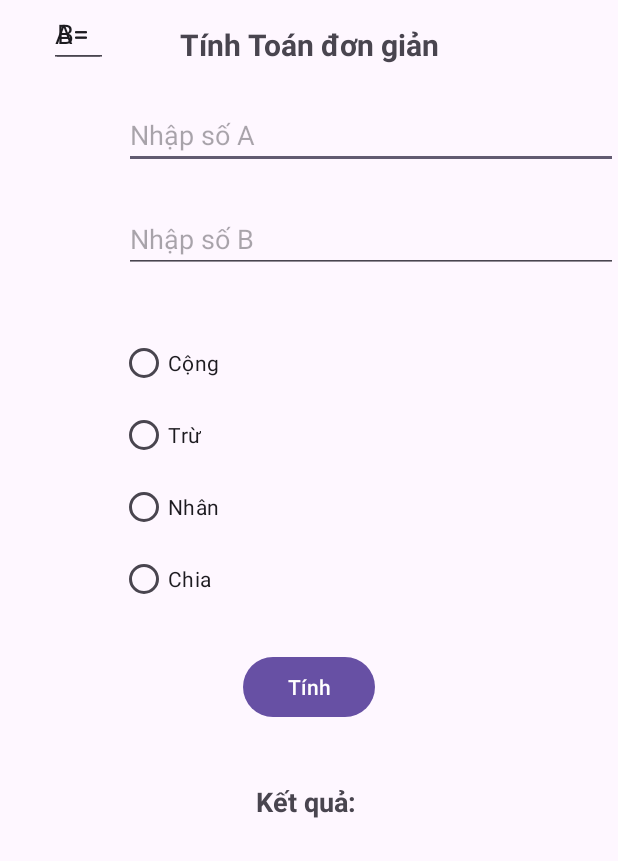
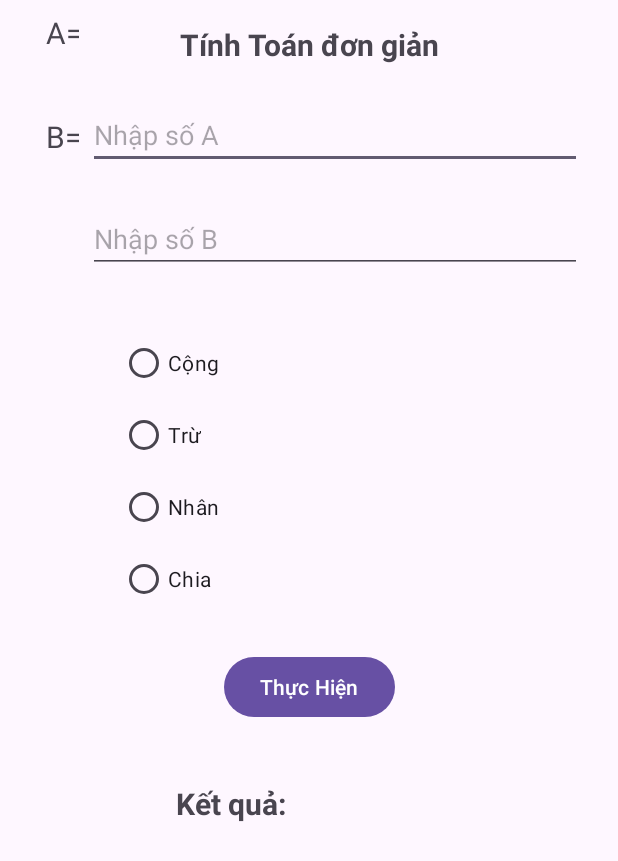
Before and after one commit to QuHung-0/64133129-MobileAppDev, an Android app: the screen it shows after launch (MainActivity), on a phone screen of 412 x 824 dp. Shown: the top 861 px of the screen. Run offline under Robolectric (Android 15) with nearby library versions, the phone set to English and light mode, and no system bars.

Commit message:
Full Code

```diff
--- a/Bai1_BasicGUI_SimpleMath/app/src/main/res/layout/activity_main.xml
+++ b/Bai1_BasicGUI_SimpleMath/app/src/main/res/layout/activity_main.xml
@@ -5,8 +5,39 @@
 	android:layout_width="match_parent"
 	android:layout_height="match_parent">
 
+	<TextView
+		android:id="@+id/editTextText"
+		android:layout_width="38dp"
+		android:layout_height="45dp"
+		android:layout_marginStart="24dp"
+		android:ems="10"
+		android:inputType="text"
+		android:padding="8dp"
+		android:text="A="
+		android:textSize="20sp"
+		app:layout_constraintEnd_toStartOf="@+id/inputA"
+		app:layout_constraintHorizontal_bias="0.419"
+		app:layout_constraintStart_toStartOf="parent"
+		tools:layout_editor_absoluteY="67dp" />
 
 	<TextView
+		android:id="@+id/editTextText2"
+		android:layout_width="38dp"
+		android:layout_height="45dp"
+		android:layout_marginStart="24dp"
+		android:layout_marginTop="24dp"
+		android:ems="10"
+		android:inputType="text"
+		android:padding="8dp"
+		android:text="B="
+		android:textSize="20sp"
+		app:layout_constraintEnd_toStartOf="@+id/inputB"
+		app:layout_constraintHorizontal_bias="0.4"
+		app:layout_constraintStart_toStartOf="parent"
+		app:layout_constraintTop_toBottomOf="@+id/editTextText" />
+
+	<TextView
+
 		android:id="@+id/textView"
 		android:layout_width="wrap_content"
 		android:layout_height="wrap_content"
@@ -23,6 +54,7 @@
 		android:layout_width="0dp"
 		android:layout_height="wrap_content"
 		android:layout_marginTop="24dp"
+		android:layout_marginEnd="24dp"
 		android:hint="Nhập số A"
 		android:inputType="numberDecimal"
 		app:layout_constraintEnd_toEndOf="parent"
@@ -34,6 +66,7 @@
 		android:layout_width="0dp"
 		android:layout_height="wrap_content"
 		android:layout_marginTop="24dp"
+		android:layout_marginEnd="24dp"
 		android:hint="Nhập số B"
 		android:inputType="numberDecimal"
 		app:layout_constraintEnd_toEndOf="parent"
@@ -80,7 +113,7 @@
 		android:layout_width="wrap_content"
 		android:layout_height="wrap_content"
 		android:layout_marginTop="24dp"
-		android:text="Tính"
+		android:text="Thực Hiện"
 		app:layout_constraintEnd_toEndOf="parent"
 		app:layout_constraintHorizontal_bias="0.501"
 		app:layout_constraintStart_toStartOf="parent"
@@ -91,36 +124,14 @@
 		android:layout_width="wrap_content"
 		android:layout_height="wrap_content"
 		android:layout_marginTop="40dp"
+		android:layout_marginEnd="100dp"
 		android:text="Kết quả: "
-		android:textSize="18sp"
+		android:textSize="20sp"
 		android:textStyle="bold"
 		app:layout_constraintEnd_toEndOf="parent"
 		app:layout_constraintStart_toStartOf="parent"
 		app:layout_constraintTop_toBottomOf="@id/btnCalculate" />
 
-	<EditText
-		android:id="@+id/editTextText"
-		android:layout_width="38dp"
-		android:layout_height="45dp"
-		android:layout_marginStart="24dp"
-		android:ems="10"
-		android:inputType="text"
-		android:text="A="
-		app:layout_constraintEnd_toStartOf="@+id/inputA"
-		app:layout_constraintHorizontal_bias="0.419"
-		app:layout_constraintStart_toStartOf="parent"
-		tools:layout_editor_absoluteY="67dp" />
 
-	<EditText
-		android:id="@+id/editTextText2"
-		android:layout_width="38dp"
-		android:layout_height="45dp"
-		android:layout_marginStart="24dp"
-		android:ems="10"
-		android:inputType="text"
-		android:text="B="
-		app:layout_constraintEnd_toStartOf="@+id/inputB"
-		app:layout_constraintStart_toStartOf="parent"
-		tools:layout_editor_absoluteY="136dp" />
 
 </androidx.constraintlayout.widget.ConstraintLayout>
```
